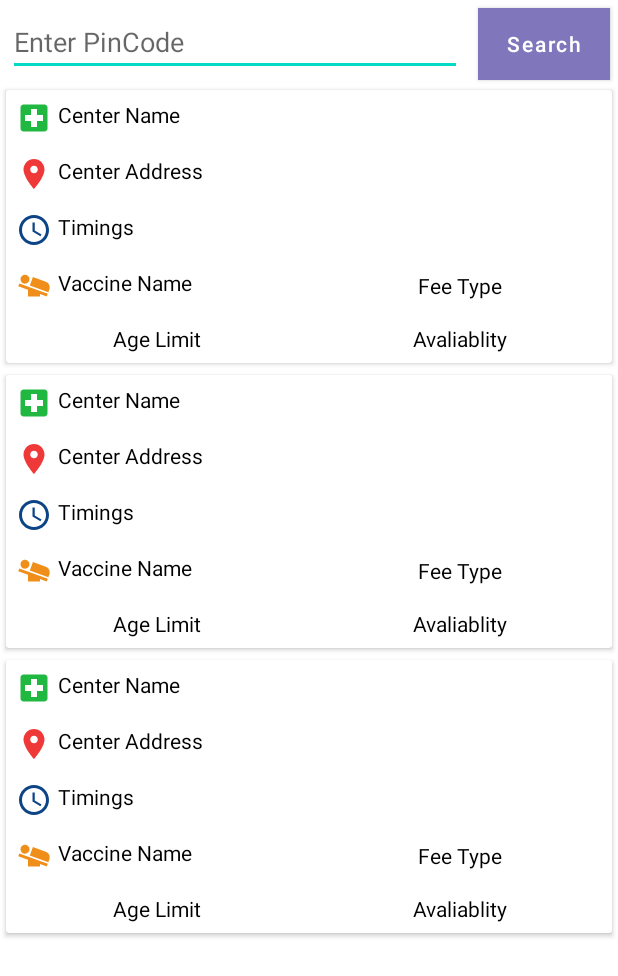
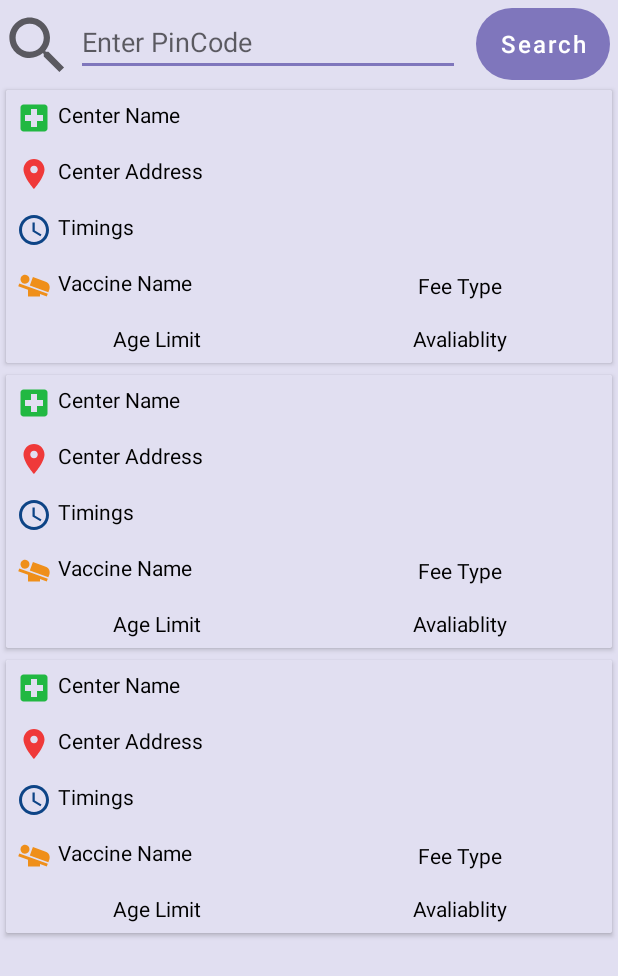
Before and after one commit to codenipun/Covid-19-Vaccination, an Android app: the layout activity_main2.xml on its own in the app's theme, with its tools: preview values and no code run, on a phone screen of 412 x 824 dp. Shown: the top 976 px of the screen. Run offline under Robolectric (Android 15) with nearby library versions, the phone set to English and light mode, and no system bars.

Commit message:
final commit

```diff
--- a/app/src/main/res/drawable/ic_baseline_search_24.xml
+++ b/app/src/main/res/drawable/ic_baseline_search_24.xml
@@ -1,5 +1,10 @@
-<vector android:height="50dp" android:tint="?attr/colorControlNormal"
-    android:viewportHeight="24" android:viewportWidth="24"
-    android:width="50dp" xmlns:android="http://schemas.android.com/apk/res/android">
-    <path android:fillColor="@android:color/white" android:pathData="M15.5,14h-0.79l-0.28,-0.27C15.41,12.59 16,11.11 16,9.5 16,5.91 13.09,3 9.5,3S3,5.91 3,9.5 5.91,16 9.5,16c1.61,0 3.09,-0.59 4.23,-1.57l0.27,0.28v0.79l5,4.99L20.49,19l-4.99,-5zM9.5,14C7.01,14 5,11.99 5,9.5S7.01,5 9.5,5 14,7.01 14,9.5 11.99,14 9.5,14z"/>
+<vector xmlns:android="http://schemas.android.com/apk/res/android"
+    android:width="50dp"
+    android:height="50dp"
+    android:viewportWidth="24"
+    android:viewportHeight="24"
+    android:tint="?attr/colorControlNormal">
+  <path
+      android:fillColor="@color/black"
+      android:pathData="M15.5,14h-0.79l-0.28,-0.27C15.41,12.59 16,11.11 16,9.5 16,5.91 13.09,3 9.5,3S3,5.91 3,9.5 5.91,16 9.5,16c1.61,0 3.09,-0.59 4.23,-1.57l0.27,0.28v0.79l5,4.99L20.49,19l-4.99,-5zM9.5,14C7.01,14 5,11.99 5,9.5S7.01,5 9.5,5 14,7.01 14,9.5 11.99,14 9.5,14z"/>
 </vector>
--- a/app/src/main/res/layout/activity_main2.xml
+++ b/app/src/main/res/layout/activity_main2.xml
@@ -4,14 +4,26 @@
 xmlns:tools="http://schemas.android.com/tools"
 android:layout_width="match_parent"
 android:layout_height="match_parent"
+    android:background="#E1DFF1"
 tools:context=".MainActivity2">
+    <ImageView
+        android:layout_width="wrap_content"
+        android:layout_height="wrap_content"
+        android:layout_marginTop="5dp"
+        android:src="@drawable/ic_baseline_search_24">
+    </ImageView>
 
 <!--edit text for entering the pin code-->
     <EditText
         android:id="@+id/idEdtPinCode"
-    android:layout_width="match_parent"
+        android:layout_width="256dp"
         android:layout_height="wrap_content"
-    android:layout_margin="5dp"
+        android:layout_marginStart="5dp"
+        android:layout_marginLeft="5dp"
+        android:layout_marginTop="5dp"
+        android:layout_marginEnd="5dp"
+        android:layout_marginRight="5dp"
+        android:layout_marginBottom="5dp"
         android:layout_toStartOf="@id/idBtnSearch"
         android:layout_toLeftOf="@id/idBtnSearch"
         android:hint="Enter PinCode"
@@ -25,8 +37,10 @@
     android:layout_alignParentEnd="true"
     android:layout_alignParentRight="true"
     android:layout_margin="5dp"
-    android:background="@color/purple_200"
+    android:background="@drawable/rounded"
     android:text="Search"
+    android:gravity="center"
+    android:textSize="16dp"
     android:textAllCaps="false" />
 
 <!--progress bar for loading indicator-->
--- a/app/src/main/res/layout/center_rv_item.xml
+++ b/app/src/main/res/layout/center_rv_item.xml
@@ -8,7 +8,7 @@
     <RelativeLayout
         android:layout_width="match_parent"
         android:layout_height="wrap_content"
-       >
+        android:background="#E1DFF1">
 
         <!--text view for displaying center name-->
         <TextView
--- a/app/src/main/res/values/themes.xml
+++ b/app/src/main/res/values/themes.xml
@@ -6,7 +6,7 @@
         <item name="colorPrimaryVariant">@color/purple</item>
         <item name="colorOnPrimary">@color/white</item>
         <!-- Secondary brand color. -->
-        <item name="colorSecondary">@color/teal_200</item>
+        <item name="colorSecondary">@color/purple</item>
         <item name="colorSecondaryVariant">@color/teal_700</item>
         <item name="colorOnSecondary">@color/black</item>
         <!-- Status bar color. -->
```
Lines whose indentation alone changed are shown as unchanged.
